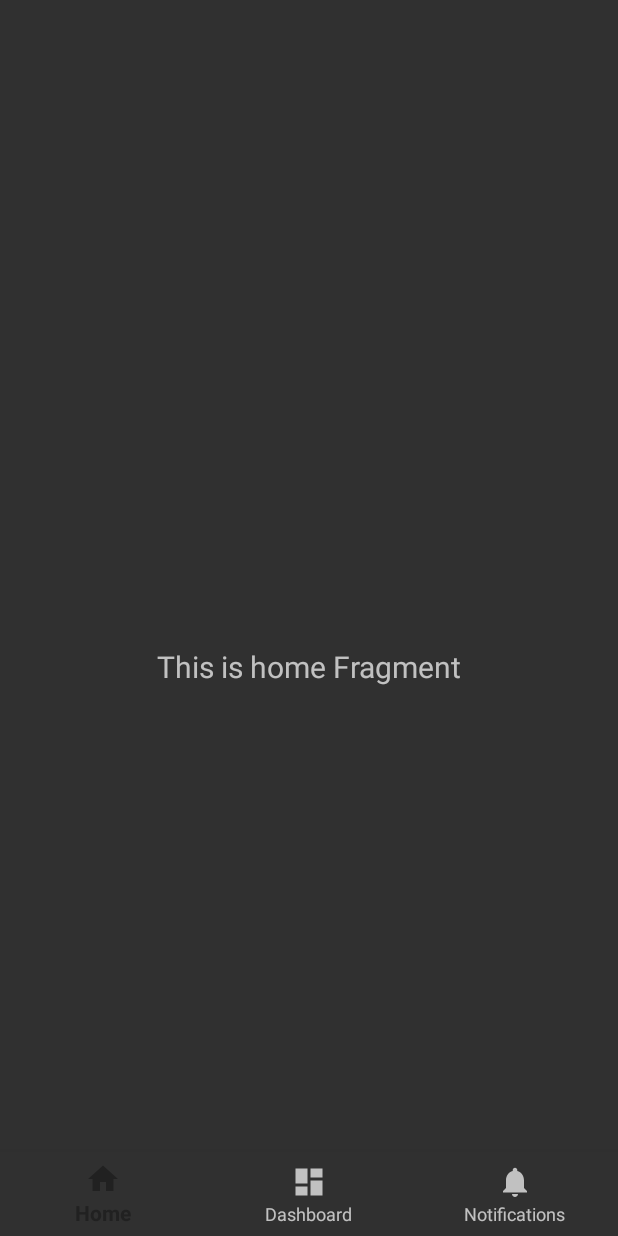
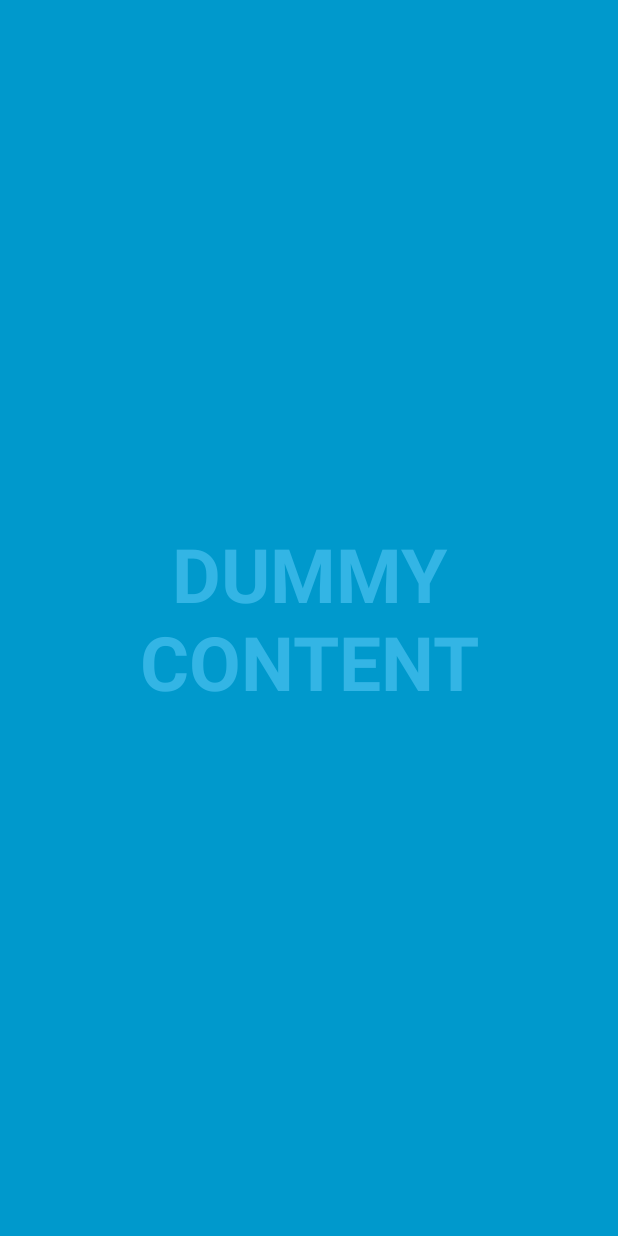
Before and after one commit to tuanvision/TestOpenCVMP4, an Android app: the screen it shows after launch (BottomNavigationActivity before the commit, FullscreenActivity after it), on a phone screen of 412 x 824 dp. Run offline under Robolectric (Android 15) with nearby library versions, the phone set to English and light mode, and no system bars.

Commit message:
add full screen act

```diff
--- a/app/src/main/java/com/example/BottomNavigation/BottomNavigationActivity.kt
+++ b/app/src/main/java/com/example/BottomNavigation/BottomNavigationActivity.kt
@@ -24,7 +24,7 @@ class BottomNavigationActivity : AppCompatActivity() {
                 R.id.navigation_home, R.id.navigation_dashboard, R.id.navigation_notifications
             )
         )
-        setupActionBarWithNavController(navController, appBarConfiguration)
+//        setupActionBarWithNavController(navController, appBarConfiguration)
         navView.setupWithNavController(navController)
     }
 }
--- /dev/null
+++ b/app/src/main/java/com/example/FullScreen/FullscreenActivity.kt
@@ -0,0 +1,153 @@
+package com.example.FullScreen
+
+import androidx.appcompat.app.AppCompatActivity
+import android.annotation.SuppressLint
+import android.os.Bundle
+import android.os.Handler
+import android.view.MotionEvent
+import android.view.View
+import android.widget.Button
+import android.widget.LinearLayout
+import android.widget.TextView
+import com.example.testopencv.R
+
+/**
+ * An example full-screen activity that shows and hides the system UI (i.e.
+ * status bar and navigation/system bar) with user interaction.
+ */
+class FullscreenActivity : AppCompatActivity() {
+    private lateinit var fullscreenContent: TextView
+    private lateinit var fullscreenContentControls: LinearLayout
+    private val hideHandler = Handler()
+
+    @SuppressLint("InlinedApi")
+    private val hidePart2Runnable = Runnable {
+        // Delayed removal of status and navigation bar
+
+        // Note that some of these constants are new as of API 16 (Jelly Bean)
+        // and API 19 (KitKat). It is safe to use them, as they are inlined
+        // at compile-time and do nothing on earlier devices.
+        fullscreenContent.systemUiVisibility =
+            View.SYSTEM_UI_FLAG_LOW_PROFILE or
+                    View.SYSTEM_UI_FLAG_FULLSCREEN or
+                    View.SYSTEM_UI_FLAG_LAYOUT_STABLE or
+                    View.SYSTEM_UI_FLAG_IMMERSIVE_STICKY or
+                    View.SYSTEM_UI_FLAG_LAYOUT_HIDE_NAVIGATION or
+                    View.SYSTEM_UI_FLAG_HIDE_NAVIGATION
+    }
+    private val showPart2Runnable = Runnable {
+        // Delayed display of UI elements
+        supportActionBar?.show()
+        fullscreenContentControls.visibility = View.VISIBLE
+    }
+    private var isFullscreen: Boolean = false
+
+    private val hideRunnable = Runnable { hide() }
+
+    /**
+     * Touch listener to use for in-layout UI controls to delay hiding the
+     * system UI. This is to prevent the jarring behavior of controls going away
+     * while interacting with activity UI.
+     */
+    private val delayHideTouchListener = View.OnTouchListener { view, motionEvent ->
+        when (motionEvent.action) {
+            MotionEvent.ACTION_DOWN -> if (AUTO_HIDE) {
+                delayedHide(AUTO_HIDE_DELAY_MILLIS)
+            }
+            MotionEvent.ACTION_UP -> view.performClick()
+            else -> {
+            }
+        }
+        false
+    }
+
+    @SuppressLint("ClickableViewAccessibility")
+    override fun onCreate(savedInstanceState: Bundle?) {
+        super.onCreate(savedInstanceState)
+
+        setContentView(R.layout.activity_fullscreen)
+        supportActionBar?.setDisplayHomeAsUpEnabled(true)
+
+        isFullscreen = true
+
+        // Set up the user interaction to manually show or hide the system UI.
+        fullscreenContent = findViewById(R.id.fullscreen_content)
+        fullscreenContent.setOnClickListener { toggle() }
+
+        fullscreenContentControls = findViewById(R.id.fullscreen_content_controls)
+
+        // Upon interacting with UI controls, delay any scheduled hide()
+        // operations to prevent the jarring behavior of controls going away
+        // while interacting with the UI.
+        findViewById<Button>(R.id.dummy_button).setOnTouchListener(delayHideTouchListener)
+    }
+
+    override fun onPostCreate(savedInstanceState: Bundle?) {
+        super.onPostCreate(savedInstanceState)
+
+        // Trigger the initial hide() shortly after the activity has been
+        // created, to briefly hint to the user that UI controls
+        // are available.
+        delayedHide(100)
+    }
+
+    private fun toggle() {
+        if (isFullscreen) {
+            hide()
+        } else {
+            show()
+        }
+    }
+
+    private fun hide() {
+        // Hide UI first
+        supportActionBar?.hide()
+        fullscreenContentControls.visibility = View.GONE
+        isFullscreen = false
+
+        // Schedule a runnable to remove the status and navigation bar after a delay
+        hideHandler.removeCallbacks(showPart2Runnable)
+        hideHandler.postDelayed(hidePart2Runnable, UI_ANIMATION_DELAY.toLong())
+    }
+
+    private fun show() {
+        // Show the system bar
+        fullscreenContent.systemUiVisibility =
+            View.SYSTEM_UI_FLAG_LAYOUT_FULLSCREEN or
+                    View.SYSTEM_UI_FLAG_LAYOUT_HIDE_NAVIGATION
+        isFullscreen = true
+
+        // Schedule a runnable to display UI elements after a delay
+        hideHandler.removeCallbacks(hidePart2Runnable)
+        hideHandler.postDelayed(showPart2Runnable, UI_ANIMATION_DELAY.toLong())
+    }
+
+    /**
+     * Schedules a call to hide() in [delayMillis], canceling any
+     * previously scheduled calls.
+     */
+    private fun delayedHide(delayMillis: Int) {
+        hideHandler.removeCallbacks(hideRunnable)
+        hideHandler.postDelayed(hideRunnable, delayMillis.toLong())
+    }
+
+    companion object {
+        /**
+         * Whether or not the system UI should be auto-hidden after
+         * [AUTO_HIDE_DELAY_MILLIS] milliseconds.
+         */
+        private const val AUTO_HIDE = true
+
+        /**
+         * If [AUTO_HIDE] is set, the number of milliseconds to wait after
+         * user interaction before hiding the system UI.
+         */
+        private const val AUTO_HIDE_DELAY_MILLIS = 3000
+
+        /**
+         * Some older devices needs a small delay between UI widget updates
+         * and a change of the status and navigation bar.
+         */
+        private const val UI_ANIMATION_DELAY = 300
+    }
+}
--- /dev/null
+++ b/app/src/main/res/layout/activity_fullscreen.xml
@@ -0,0 +1,50 @@
+<FrameLayout xmlns:android="http://schemas.android.com/apk/res/android"
+    xmlns:tools="http://schemas.android.com/tools"
+    android:layout_width="match_parent"
+    android:layout_height="match_parent"
+    android:background="#0099cc"
+    tools:context="com.example.FullScreen.FullscreenActivity">
+
+    <!-- The primary full-screen view. This can be replaced with whatever view
+         is needed to present your content, e.g. VideoView, SurfaceView,
+         TextureView, etc. -->
+    <TextView
+        android:id="@+id/fullscreen_content"
+        android:layout_width="match_parent"
+        android:layout_height="match_parent"
+        android:gravity="center"
+        android:keepScreenOn="true"
+        android:text="@string/dummy_content"
+        android:textColor="#33b5e5"
+        android:textSize="50sp"
+        android:textStyle="bold" />
+
+    <!-- This FrameLayout insets its children based on system windows using
+         android:fitsSystemWindows. -->
+    <FrameLayout
+        android:layout_width="match_parent"
+        android:layout_height="match_parent"
+        android:fitsSystemWindows="true">
+
+        <LinearLayout
+            android:id="@+id/fullscreen_content_controls"
+            style="?metaButtonBarStyle"
+            android:layout_width="match_parent"
+            android:layout_height="wrap_content"
+            android:layout_gravity="bottom|center_horizontal"
+            android:background="@color/black_overlay"
+            android:orientation="horizontal"
+            tools:ignore="UselessParent">
+
+            <Button
+                android:id="@+id/dummy_button"
+                style="?metaButtonBarButtonStyle"
+                android:layout_width="0dp"
+                android:layout_height="wrap_content"
+                android:layout_weight="1"
+                android:text="@string/dummy_button" />
+
+        </LinearLayout>
+    </FrameLayout>
+
+</FrameLayout>
--- a/app/src/main/res/values/colors.xml
+++ b/app/src/main/res/values/colors.xml
@@ -3,4 +3,6 @@
     <color name="colorPrimary">#6200EE</color>
     <color name="colorPrimaryDark">#3700B3</color>
     <color name="colorAccent">#03DAC5</color>
+
+    <color name="black_overlay">#66000000</color>
 </resources>
--- a/app/src/main/res/values/strings.xml
+++ b/app/src/main/res/values/strings.xml
@@ -15,4 +15,7 @@
     <string name="menu_home">Home</string>
     <string name="menu_gallery">Gallery</string>
     <string name="menu_slideshow">Slideshow</string>
+    <string name="title_activity_fullscreen">FullscreenActivity</string>
+    <string name="dummy_button">Dummy Button</string>
+    <string name="dummy_content">DUMMY\nCONTENT</string>
 </resources>
--- a/app/src/main/res/values/styles.xml
+++ b/app/src/main/res/values/styles.xml
@@ -16,4 +16,16 @@
 
     <style name="PopupOverlay" parent="ThemeOverlay.AppCompat.Light" />
 
+    <style name="FullscreenTheme" parent="Theme.AppCompat.NoActionBar">
+        <item name="android:actionBarStyle">@style/FullscreenActionBarStyle</item>
+        <item name="android:windowActionBarOverlay">true</item>
+        <item name="android:windowBackground">@null</item>
+        <item name="metaButtonBarStyle">?android:attr/buttonBarStyle</item>
+        <item name="metaButtonBarButtonStyle">?android:attr/buttonBarButtonStyle</item>
+    </style>
+
+    <style name="FullscreenActionBarStyle" parent="Widget.AppCompat.ActionBar">
+        <item name="android:background">@color/black_overlay</item>
+    </style>
+
 </resources>
```
Also changed, not shown: app/src/main/AndroidManifest.xml (+19 -6 lines), app/src/main/res/values/attrs.xml (added, +12 -0 lines).
